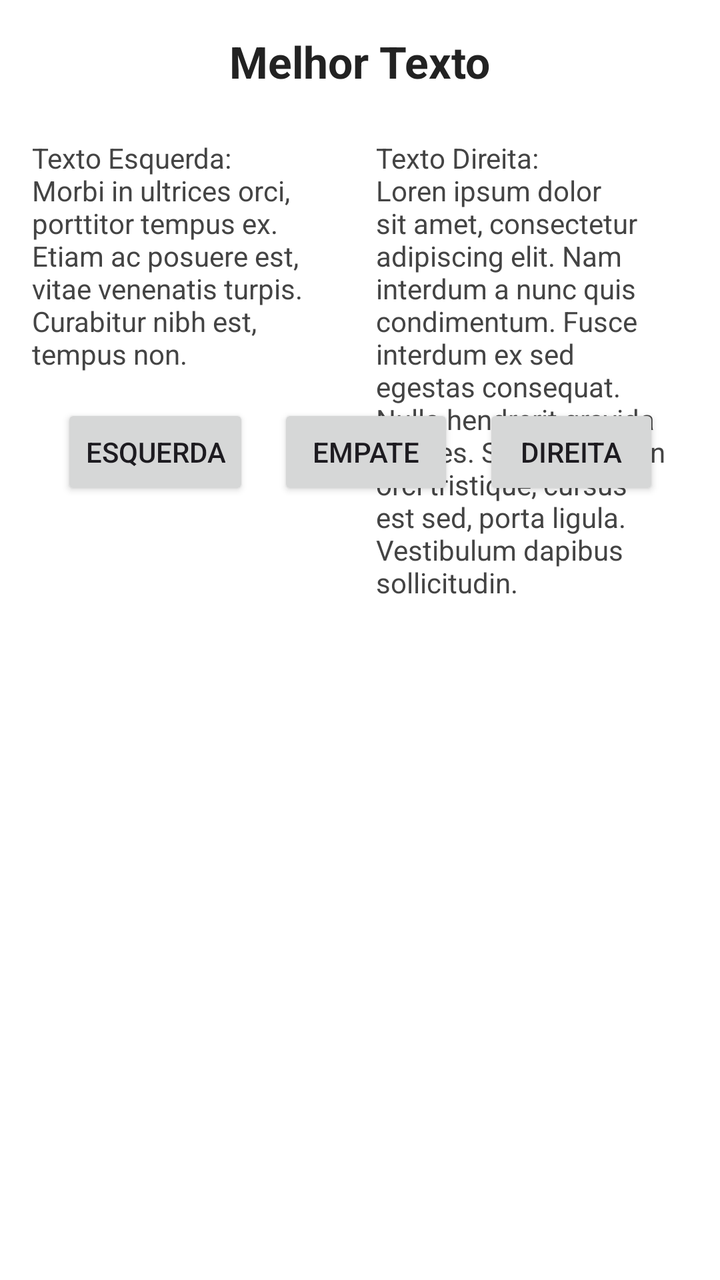
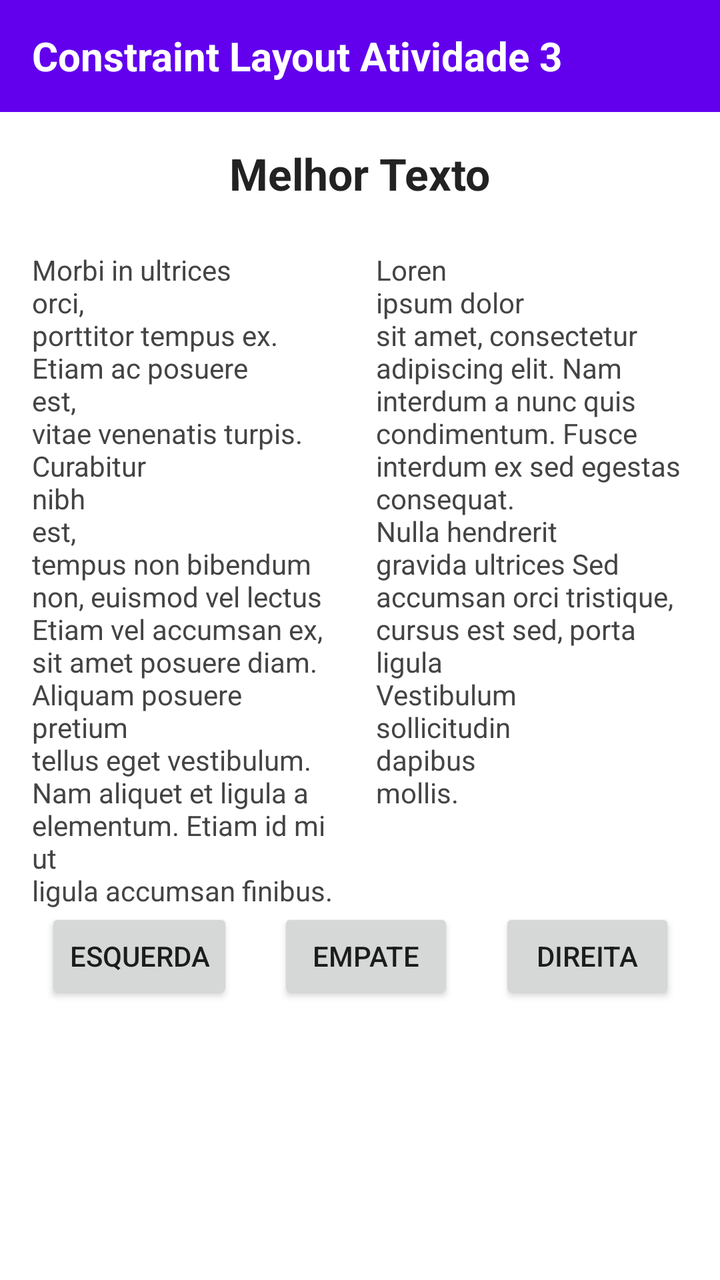

An Android layout rendered at two revisions. The XML below is the earlier revision; the diff shows what the commit changed to produce the second picture.
<!-- AndroidManifest.xml: application theme Theme.ConstraintLayout -->
<!-- res/layout/activity_concurso_textos.xml -->
<?xml version="1.0" encoding="utf-8"?>
<androidx.constraintlayout.widget.ConstraintLayout
    xmlns:android="http://schemas.android.com/apk/res/android"
    xmlns:app="http://schemas.android.com/apk/res-auto"
    xmlns:tools="http://tools.android.com/tools"
    android:layout_width="match_parent"
    android:layout_height="match_parent"
    android:padding="16dp"
    android:background="#FFFFFF"
    tools:context=".ConcursoTextosActivity">

    <TextView
        android:id="@+id/txtConcursoTitle"
        android:layout_width="wrap_content"
        android:layout_height="wrap_content"
        android:text="Melhor Texto"
        android:textSize="22sp"
        android:textStyle="bold"
        android:textColor="#222222"
        app:layout_constraintTop_toTopOf="parent"
        app:layout_constraintStart_toStartOf="parent"
        app:layout_constraintEnd_toEndOf="parent" />

    <TextView
        android:id="@+id/txtTextLeft"
        android:layout_width="0dp"
        android:layout_height="wrap_content"
        android:layout_marginTop="24dp"
        android:layout_marginEnd="8dp"
        android:text="Texto Esquerda:\nMorbi in ultrices orci, porttitor tempus ex. Etiam ac posuere est, vitae venenatis turpis. Curabitur nibh est, tempus non."
        android:textColor="#444444"
        android:textSize="14sp"
        app:layout_constraintTop_toBottomOf="@id/txtConcursoTitle"
        app:layout_constraintStart_toStartOf="parent"
        app:layout_constraintEnd_toStartOf="@id/txtTextRight" />

    <TextView
        android:id="@+id/txtTextRight"
        android:layout_width="0dp"
        android:layout_height="wrap_content"
        android:layout_marginStart="8dp"
        android:text="Texto Direita:\nLoren ipsum dolor sit amet, consectetur adipiscing elit. Nam interdum a nunc quis condimentum. Fusce interdum ex sed egestas consequat. Nulla hendrerit gravida ultrices. Sed accumsan orci tristique, cursus est sed, porta ligula. Vestibulum dapibus sollicitudin."
        android:textColor="#444444"
        android:textSize="14sp"
        app:layout_constraintTop_toTopOf="@id/txtTextLeft"
        app:layout_constraintStart_toEndOf="@id/txtTextLeft"
        app:layout_constraintEnd_toEndOf="parent" />

    <androidx.constraintlayout.widget.Barrier
        android:id="@+id/barrierTexts"
        android:layout_width="wrap_content"
        android:layout_height="wrap_content"
        app:barrierDirection="bottom"
        app:constraint_referenced_ids="txtTextLeft,txtTextRight" />

    <Button
        android:id="@+id/btnEsquerda"
        android:layout_width="wrap_content"
        android:layout_height="wrap_content"
        android:text="ESQUERDA"
        android:layout_marginTop="32dp"
        app:layout_constraintTop_toBottomOf="@id/barrierTexts"
        app:layout_constraintStart_toStartOf="parent"
        app:layout_constraintEnd_toStartOf="@id/btnEmpate"
        app:layout_constraintHorizontal_chainStyle="spread" />

    <Button
        android:id="@+id/btnEmpate"
        android:layout_width="wrap_content"
        android:layout_height="wrap_content"
        android:text="EMPATE"
        app:layout_constraintTop_toTopOf="@id/btnEsquerda"
        app:layout_constraintStart_toEndOf="@id/btnEsquerda"
        app:layout_constraintEnd_toStartOf="@id/btnDireita" />

    <Button
        android:id="@+id/btnDireita"
        android:layout_width="wrap_content"
        android:layout_height="wrap_content"
        android:text="DIREITA"
        app:layout_constraintTop_toTopOf="@id/btnEsquerda"
        app:layout_constraintStart_toEndOf="@id/btnEmpate"
        app:layout_constraintEnd_toEndOf="parent" />

</androidx.constraintlayout.widget.ConstraintLayout>
<!-- resources referenced by this layout -->
<resources>
  <style name="Theme.ConstraintLayout" parent="Base.Theme.ConstraintLayout" />
  <style name="Base.Theme.ConstraintLayout" parent="Theme.Material3.DayNight.NoActionBar">
          
          
      </style>
</resources>

<!-- the commit's change to res/layout/activity_concurso_textos.xml (unified diff, before → after) -->
@@ -5,9 +5,23 @@
     xmlns:tools="http://tools.android.com/tools"
     android:layout_width="match_parent"
     android:layout_height="match_parent"
-    android:padding="16dp"
     android:background="#FFFFFF"
     tools:context=".ConcursoTextosActivity">
+
+    <TextView
+        android:id="@+id/txtHeaderConcurso"
+        android:layout_width="0dp"
+        android:layout_height="56dp"
+        android:background="#6200EE"
+        android:gravity="center_vertical"
+        android:paddingStart="16dp"
+        android:text="Constraint Layout Atividade 3"
+        android:textColor="#FFFFFF"
+        android:textSize="20sp"
+        android:textStyle="bold"
+        app:layout_constraintTop_toTopOf="parent"
+        app:layout_constraintStart_toStartOf="parent"
+        app:layout_constraintEnd_toEndOf="parent" />
 
     <TextView
         android:id="@+id/txtConcursoTitle"
@@ -17,7 +31,8 @@
         android:textSize="22sp"
         android:textStyle="bold"
         android:textColor="#222222"
-        app:layout_constraintTop_toTopOf="parent"
+        android:layout_marginTop="16dp"
+        app:layout_constraintTop_toBottomOf="@id/txtHeaderConcurso"
         app:layout_constraintStart_toStartOf="parent"
         app:layout_constraintEnd_toEndOf="parent" />
 
@@ -26,8 +41,9 @@
         android:layout_width="0dp"
         android:layout_height="wrap_content"
         android:layout_marginTop="24dp"
+        android:layout_marginStart="16dp"
         android:layout_marginEnd="8dp"
-        android:text="Texto Esquerda:\nMorbi in ultrices orci, porttitor tempus ex. Etiam ac posuere est, vitae venenatis turpis. Curabitur nibh est, tempus non."
+        android:text="Morbi in ultrices\norci,\nporttitor tempus ex.\nEtiam ac posuere\nest,\nvitae venenatis turpis.\nCurabitur\nnibh\nest,\ntempus non bibendum\nnon, euismod vel lectus\nEtiam vel accumsan ex,\nsit amet posuere diam.\nAliquam posuere pretium\ntellus eget vestibulum.\nNam aliquet et ligula a\nelementum. Etiam id mi ut\nligula accumsan finibus."
         android:textColor="#444444"
         android:textSize="14sp"
         app:layout_constraintTop_toBottomOf="@id/txtConcursoTitle"
@@ -39,7 +55,8 @@
         android:layout_width="0dp"
         android:layout_height="wrap_content"
         android:layout_marginStart="8dp"
-        android:text="Texto Direita:\nLoren ipsum dolor sit amet, consectetur adipiscing elit. Nam interdum a nunc quis condimentum. Fusce interdum ex sed egestas consequat. Nulla hendrerit gravida ultrices. Sed accumsan orci tristique, cursus est sed, porta ligula. Vestibulum dapibus sollicitudin."
+        android:layout_marginEnd="16dp"
+        android:text="Loren\nipsum dolor\nsit amet, consectetur\nadipiscing elit. Nam\ninterdum a nunc quis\ncondimentum. Fusce\ninterdum ex sed egestas\nconsequat.\nNulla hendrerit\ngravida ultrices Sed\naccumsan orci tristique,\ncursus est sed, porta\nligula\nVestibulum\nsollicitudin\ndapibus\nmollis."
         android:textColor="#444444"
         android:textSize="14sp"
         app:layout_constraintTop_toTopOf="@id/txtTextLeft"
<!-- resource entries referenced after the edit -->
@@ -1,9 +1,19 @@
 <!-- resources referenced by this layout -->
 <resources>
-  <style name="Theme.ConstraintLayout" parent="Base.Theme.ConstraintLayout" />
-  <style name="Base.Theme.ConstraintLayout" parent="Theme.Material3.DayNight.NoActionBar">
-          
-          
+  <style name="Theme.ConstraintLayout" parent="Theme.MaterialComponents.DayNight.NoActionBar">
+          <item name="colorPrimary">@color/purple_500</item>
+          <item name="colorPrimaryVariant">@color/purple_700</item>
+          <item name="colorOnPrimary">@color/white</item>
+          <item name="colorSecondary">@color/teal_200</item>
+          <item name="colorSecondaryVariant">@color/teal_700</item>
+          <item name="colorOnSecondary">@color/black</item>
+          <item name="android:statusBarColor">?attr/colorPrimaryVariant</item>
       </style>
+  <color name="purple_500">#FF6200EE</color>
+  <color name="purple_700">#FF3700B3</color>
+  <color name="white">#FFFFFFFF</color>
+  <color name="teal_200">#FF03DAC5</color>
+  <color name="teal_700">#FF018786</color>
+  <color name="black">#FF000000</color>
 </resources>
 
